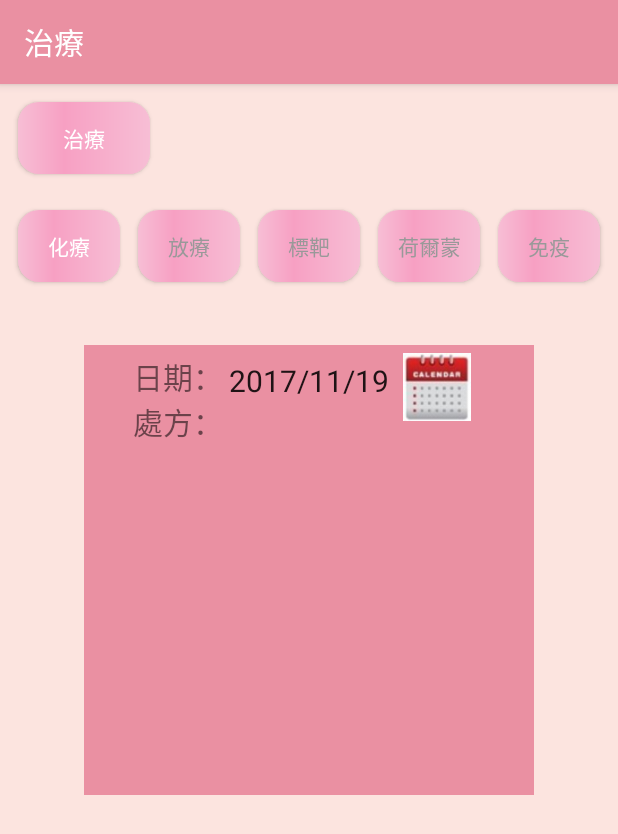
After one commit to ImJsaw/iBreast, an Android app: the note_treat_add screen opened directly, with no data from a screen before it, on a phone screen of 412 x 824 dp. The commit adds this screen. Shown: the top 834 px of the screen. Run offline under Robolectric (Android 15) with nearby library versions, the phone set to English and light mode, and no system bars.

Commit message:
7/20 note_treat_add

```diff
--- /dev/null
+++ b/app/src/main/java/com/jsaw/ibreast/note/note_treat_add.java
@@ -0,0 +1,20 @@
+package com.jsaw.ibreast.note;
+
+import android.content.Intent;
+import android.os.Bundle;
+import android.support.v7.app.AppCompatActivity;
+import android.view.View;
+import android.widget.Button;
+
+import com.jsaw.ibreast.R;
+
+public class note_treat_add extends AppCompatActivity {
+
+    @Override
+    protected void onCreate(Bundle savedInstanceState) {
+        super.onCreate(savedInstanceState);
+        setContentView(R.layout.activity_note_treat_add);
+
+
+    }
+}
--- /dev/null
+++ b/app/src/main/res/layout/activity_note_treat_add.xml
@@ -0,0 +1,123 @@
+<?xml version="1.0" encoding="utf-8"?>
+<LinearLayout xmlns:android="http://schemas.android.com/apk/res/android"
+    xmlns:app="http://schemas.android.com/apk/res-auto"
+    android:layout_width="match_parent"
+    android:layout_height="match_parent"
+    android:orientation="vertical">
+
+    <FrameLayout
+        android:layout_width="match_parent"
+        android:layout_height="wrap_content">
+
+        <Button
+            android:id="@+id/Btn_treat"
+            android:layout_width="wrap_content"
+            android:layout_height="wrap_content"
+            android:layout_margin="12dp"
+            android:background="@drawable/button_shape"
+            android:shadowRadius="7"
+            android:text="@string/treat"
+            android:textColor="@color/white" />
+
+
+    </FrameLayout>
+
+    <LinearLayout
+        android:layout_width="match_parent"
+        android:layout_height="wrap_content"
+        android:orientation="horizontal">
+
+        <Button
+            android:layout_width="0dp"
+            android:layout_height="wrap_content"
+            android:layout_margin="12dp"
+            android:layout_weight="1"
+            android:background="@drawable/button_shape"
+            android:text="化療"
+            android:textColor="@color/white" />
+
+        <Button
+            android:layout_width="0dp"
+            android:layout_height="wrap_content"
+            android:layout_marginRight="12dp"
+            android:layout_marginTop="12dp"
+            android:layout_weight="1"
+            android:background="@drawable/button_shape"
+            android:text="放療"
+            android:textColor="@color/gray" />
+
+        <Button
+            android:layout_width="0dp"
+            android:layout_height="wrap_content"
+            android:layout_marginRight="12dp"
+            android:layout_marginTop="12dp"
+            android:layout_weight="1"
+            android:background="@drawable/button_shape"
+            android:text="標靶"
+            android:textColor="@color/gray" />
+
+        <Button
+            android:layout_width="0dp"
+            android:layout_height="wrap_content"
+            android:layout_marginRight="12dp"
+            android:layout_marginTop="12dp"
+            android:layout_weight="1"
+            android:background="@drawable/button_shape"
+            android:text="荷爾蒙"
+            android:textColor="@color/gray" />
+
+        <Button
+            android:layout_width="0dp"
+            android:layout_height="wrap_content"
+            android:layout_marginRight="12dp"
+            android:layout_marginTop="12dp"
+            android:layout_weight="1"
+            android:background="@drawable/button_shape"
+            android:text="免疫"
+            android:textColor="@color/gray" />
+    </LinearLayout>
+
+    <RelativeLayout
+        android:id="@+id/rr"
+        android:layout_width="300dp"
+        android:layout_height="300dp"
+        android:orientation="vertical"
+        android:background="@color/colorPrimary"
+        android:layout_margin="30dp"
+        android:layout_gravity="center_horizontal">
+        <TextView
+            android:layout_width="wrap_content"
+            android:layout_height="wrap_content"
+            android:text="@string/date"
+            android:textSize="20sp"
+            android:id="@+id/txtDate"
+            android:paddingTop="6dp"
+            android:layout_toLeftOf="@+id/edtDate"/>
+        <EditText
+            android:id="@+id/edtDate"
+            android:layout_width="wrap_content"
+            android:layout_height="wrap_content"
+            android:text="2017/11/19"
+            android:layout_centerHorizontal="true"
+            android:textSize="20sp"/>
+
+        <ImageView
+            android:id="@+id/imgCal"
+            android:layout_width="45dp"
+            android:layout_height="45dp"
+            android:background="@drawable/calendar"
+            android:layout_margin="5dp"
+            android:layout_toEndOf="@+id/edtDate"
+            />
+        <TextView
+            android:layout_width="wrap_content"
+            android:layout_height="wrap_content"
+            android:text="處方："
+            android:textSize="20sp"
+            android:id="@+id/txtScr"
+            android:layout_below="@+id/txtDate"
+            android:layout_toLeftOf="@+id/edtDate"
+            />
+    </RelativeLayout>
+
+</LinearLayout>
--- a/app/src/main/res/values/colors.xml
+++ b/app/src/main/res/values/colors.xml
@@ -6,4 +6,5 @@
     <color name="red">#FF0000</color>
     <color name="white">#FFFFFF</color>
     <color name="black">#000000</color>
+    <color name="gray">#999999</color>
 </resources>
--- a/app/src/main/res/values/strings.xml
+++ b/app/src/main/res/values/strings.xml
@@ -41,4 +41,6 @@
     <string name="horm">荷爾蒙受體：</string>
     <string name="HER">HER-2/neu基因表現：</string>
     <string name="fish">FISH：</string>
+    <string name="add">新增</string>
+    <string name="date">日期：</string>
 </resources>
```
Also changed, not shown: app/src/main/AndroidManifest.xml (+13 -5 lines), app/src/main/java/com/jsaw/ibreast/main.java (+16 -16 lines), app/src/main/java/com/jsaw/ibreast/note/note.java (+10 -2 lines), app/src/main/java/com/jsaw/ibreast/note/note_treat.java (+15 -3 lines), app/src/main/res/layout/activity_note.xml (+18 -9 lines), app/src/main/res/layout/activity_note_my.xml (+12 -11 lines), app/src/main/res/layout/activity_note_treat.xml (added, +101 -0 lines), app/src/main/res/layout/north_shape.xml (deleted, +0 -8 lines), app/src/main/res/drawable/calendar.jpg (added).
